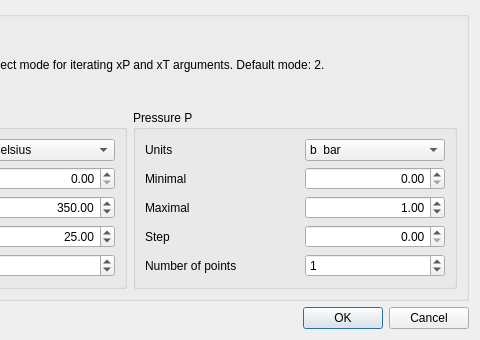
First picture: the form in gui/src/TPSetDialog.ui, repository thermohub/thermofun, before the edit; both pictures show x 220 to 700 and y 0 to 340 of the 700 by 340 pixel window.
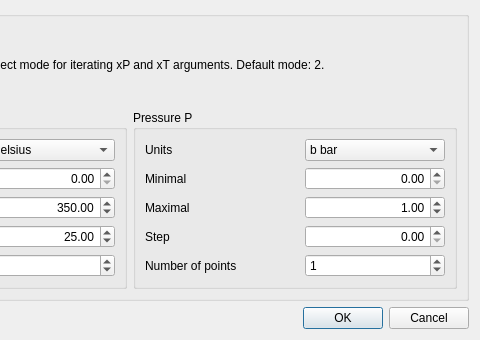
Second picture: the form after the edit.

What changed in the file:
```diff
--- a/gui/src/TPSetDialog.ui
+++ b/gui/src/TPSetDialog.ui
@@ -216,7 +216,7 @@
            </property>
            <item>
             <property name="text">
-             <string>b  bar</string>
+             <string>b bar</string>
             </property>
            </item>
            <item>
```
Left out of the diff: 8 changed lines with no effect on the pictures.
